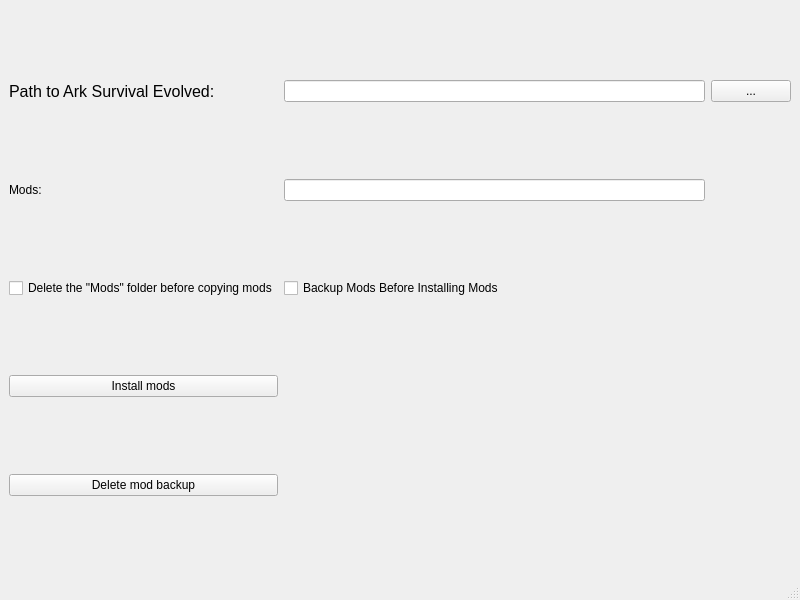
Qt form forms/mainwindow.ui (quentin452/ArkSurvivalEvolvedModpackInstallerandCreator) before a commit.
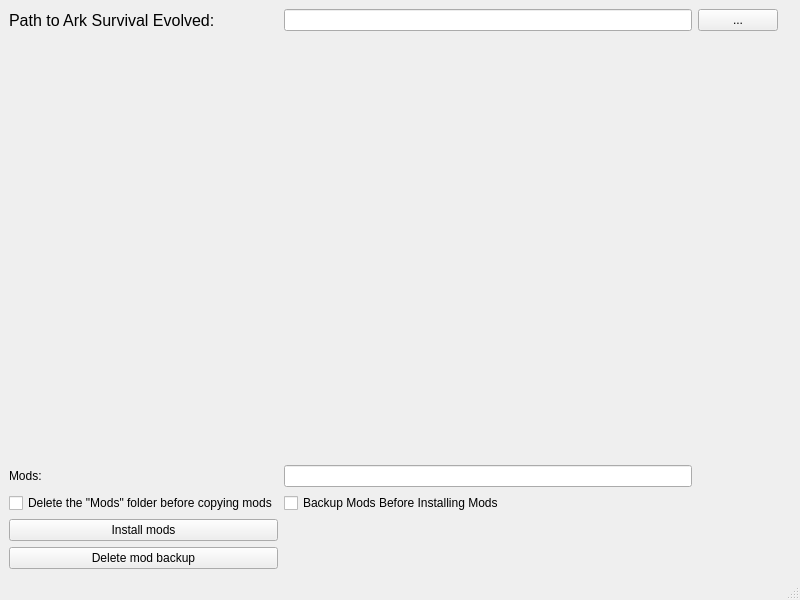
The same form after that commit.

Commit message:
ADD A Warn in the gui outside of gamePathQuery...
 if there is no ShooterGame\Binaries\Win64\ShooterGame.exe in the query suggested

```diff
--- a/forms/mainwindow.ui
+++ b/forms/mainwindow.ui
@@ -37,6 +37,19 @@
             </property>
           </widget>
         </item>
+        <item row="1" column="3">
+          <widget class="QLabel" name="warningLabel">
+            <property name="text">
+              <string/>
+            </property>
+            <property name="wordWrap">
+              <bool>true</bool>
+            </property>
+            <property name="textFormat">
+              <enum>Qt::PlainText</enum>
+            </property>
+          </widget>
+        </item>
         <item row="2" column="0">
           <widget class="QLabel" name="label_2">
             <property name="text">
```
The commit also changes 2 other files.
